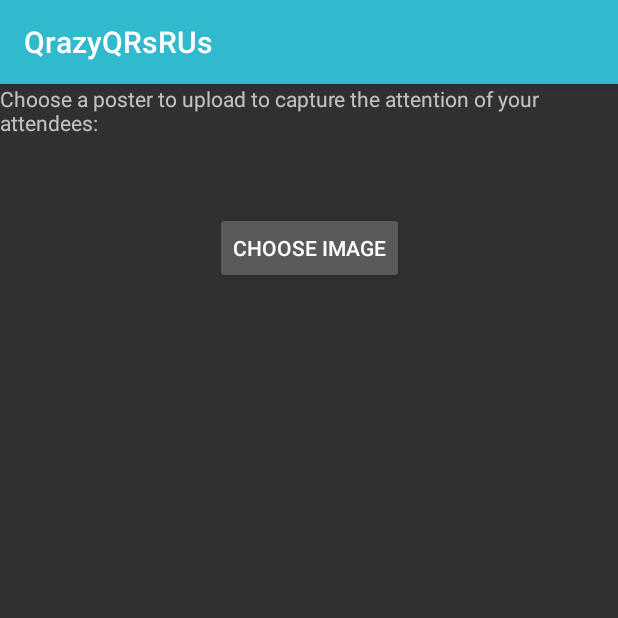
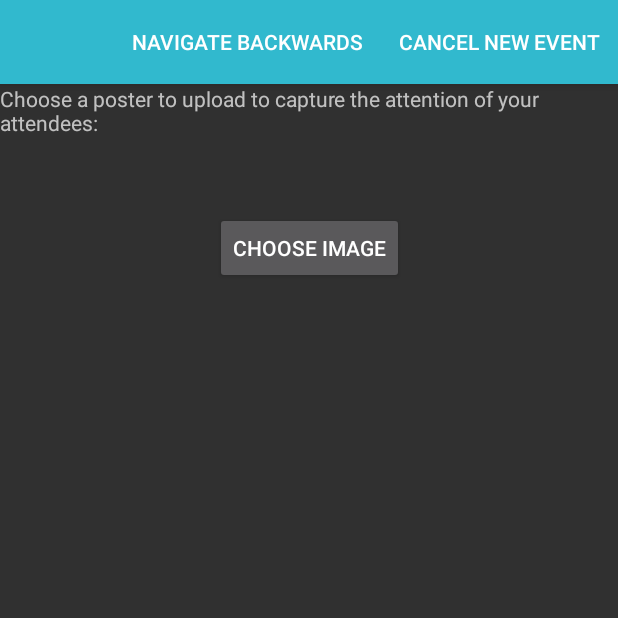
Before and after one commit to CMPUT301W24T04/QrazyQRsRUs, an Android app: the NewEventImageFragment screen opened through its navigation route, on a phone screen of 412 x 824 dp, the top half of it. Run offline under Robolectric (Android 15) with nearby library versions, the phone set to English and light mode, and no system bars.

Commit message:
updated fragment xml files to have a toolbar and fragments to have a toolbar, set menuOnClickListeners to navigate to the previous new event screen or leave altogether. updated navGraph. updated themes to have no toolbar by default.

```diff
--- /dev/null
+++ b/code/app/src/main/java/com/example/qrazyqrsrus/NewEventFragment.java
@@ -0,0 +1,42 @@
+package com.example.qrazyqrsrus;
+
+import android.os.Bundle;
+import android.view.LayoutInflater;
+import android.view.View;
+import android.view.ViewGroup;
+import android.widget.Button;
+
+import androidx.fragment.app.Fragment;
+import androidx.navigation.Navigation;
+
+import com.google.android.material.floatingactionbutton.FloatingActionButton;
+
+public class NewEventFragment extends Fragment {
+    public static NewEventFragment newInstance(String param1, String param2) {
+        NewEventFragment fragment = new NewEventFragment();
+        Bundle args = new Bundle();
+        fragment.setArguments(args);
+        return fragment;
+    }
+
+    @Override
+    public void onCreate(Bundle savedInstanceState) {
+        super.onCreate(savedInstanceState);
+        if (getArguments() != null) {
+
+        }
+    }
+
+    @Override
+    public View onCreateView(LayoutInflater inflater, ViewGroup container,
+                             Bundle savedInstanceState) {
+        // Inflate the layout for this fragment
+        View view = inflater.inflate(R.layout.new_event_fragment, container, false);
+        Button button = view.findViewById(R.id.new_event_button);
+        button.setOnClickListener(v -> {
+            Navigation.findNavController(view).navigate(R.id.action_newEventFragment_to_newEventTextFragment);
+        });
+
+        return view;
+    }
+}
--- a/code/app/src/main/java/com/example/qrazyqrsrus/NewEventImageFragment.java
+++ b/code/app/src/main/java/com/example/qrazyqrsrus/NewEventImageFragment.java
@@ -2,12 +2,19 @@ package com.example.qrazyqrsrus;
 
 import android.os.Bundle;
 import android.view.LayoutInflater;
+import android.view.Menu;
+import android.view.MenuItem;
 import android.view.View;
 import android.view.ViewGroup;
 
+import androidx.appcompat.app.AppCompatActivity;
+import androidx.appcompat.widget.Toolbar;
 import androidx.fragment.app.Fragment;
+import androidx.navigation.NavController;
+import androidx.navigation.Navigation;
 
-public class NewEventImageFragment extends Fragment {
+public class NewEventImageFragment extends Fragment implements Toolbar.OnMenuItemClickListener {
+    private Toolbar toolbar;
     public static NewEventImageFragment newInstance(String param1, String param2) {
         NewEventImageFragment fragment = new NewEventImageFragment();
         Bundle args = new Bundle();
@@ -21,12 +28,47 @@ public class NewEventImageFragment extends Fragment {
         if (getArguments() != null) {
 
         }
+        //alternative method, giving toolbar to activity rather than fragment
+//        toolbar = (Toolbar) getActivity().findViewById(R.id.image_screen_toolbar);
+        //we must cast the fragment's activity to an AppCompatActivity in order to invoke setSupportActionBar
+        //this idea was found from https://stackoverflow.com/questions/29020935/using-toolbar-with-fragments on February 21st, 2024
+        //it was posted by user vinitius (https://stackoverflow.com/users/3112331/vinitius) in the reply https://stackoverflow.com/a/29021287
+//        ((AppCompatActivity) getActivity()).setSupportActionBar(toolbar);
     }
 
     @Override
     public View onCreateView(LayoutInflater inflater, ViewGroup container,
                              Bundle savedInstanceState) {
         // Inflate the layout for this fragment
-        return inflater.inflate(R.layout.new_event_image_fragment, container, false);
+        View returnView = inflater.inflate(R.layout.new_event_image_fragment, container, false);
+        createToolbar(returnView);
+        return returnView;
+    }
+
+    private void createToolbar(View view){
+        //once we have made the view, we create the toolbar and inflate it's menu, in order to set and onclicklistener from the fragment
+        //the idea to access the toolbar by using the Fragment's host View was taken from https://stackoverflow.com/questions/29020935/using-toolbar-with-fragments on February 21st, 2024
+        //it was posted by the user Faisal Naseer (https://stackoverflow.com/users/2641848/faisal-naseer) in the post https://stackoverflow.com/a/45653449
+        toolbar = (Toolbar) view.findViewById(R.id.image_screen_toolbar);
+        toolbar.inflateMenu(R.menu.menu_with_back_button);
+        //the fragment implements the Toolbar.OnMenuItemClick interface, pass itself.
+        toolbar.setOnMenuItemClickListener(this);
+    }
+
+    @Override
+    public boolean onMenuItemClick(MenuItem item) {
+        int id = item.getItemId();
+        //we check which item id was clicked on, navigating accordingly
+        if (id == R.id.back_button){
+            //go to previous screen
+            Navigation.findNavController(getView()).navigate(R.id.action_newEventImageFragment_to_newEventTextFragment);
+            return true;
+        }
+        else if (id == R.id.cancel_button){
+            //leave entire new event sequence
+            Navigation.findNavController(getView()).navigate(R.id.action_newEventImageFragment_to_newEventFragment);
+            return true;
+        }
+        return false;
     }
 }
--- a/code/app/src/main/res/layout/new_event_image_fragment.xml
+++ b/code/app/src/main/res/layout/new_event_image_fragment.xml
@@ -6,11 +6,20 @@
     tools:context=".NewEventImageFragment"
     android:layout_width="match_parent"
     android:layout_height="match_parent">
+    <androidx.appcompat.widget.Toolbar
+        android:id="@+id/image_screen_toolbar"
+        app:layout_constraintTop_toTopOf="parent"
+        android:layout_width="match_parent"
+        android:layout_height="?attr/actionBarSize"
+        android:background="?attr/colorPrimary"
+        android:elevation="4dp"
+        android:theme="@style/ThemeOverlay.AppCompat.ActionBar"
+        app:popupTheme="@style/ThemeOverlay.AppCompat.Light"/>
     <TextView
         android:id="@+id/new_event_image_text"
         android:layout_width="match_parent"
         android:layout_height="wrap_content"
-        app:layout_constraintTop_toTopOf="parent"
+        app:layout_constraintTop_toBottomOf="@id/image_screen_toolbar"
         app:layout_constraintLeft_toLeftOf="parent"
         app:layout_constraintRight_toRightOf="parent"
         android:text="Choose a poster to upload to capture the attention of your attendees:">
@@ -28,4 +37,5 @@
 
     </Button>
 
+
 </androidx.constraintlayout.widget.ConstraintLayout>
--- /dev/null
+++ b/code/app/src/main/res/menu/menu_with_back_button.xml
@@ -0,0 +1,16 @@
+<?xml version="1.0" encoding="utf-8"?>
+<menu xmlns:android="http://schemas.android.com/apk/res/android"
+    xmlns:app="http://schemas.android.com/apk/res-auto">
+    <item
+        android:id="@+id/back_button"
+        app:showAsAction="always"
+        app:srcCompat="@android:drawable/ic_media_previous"
+        android:title="Navigate Backwards"
+        android:orderInCategory="1"/>
+    <item
+        android:id="@+id/cancel_button"
+        app:showAsAction="always"
+        app:srcCompat="@android:drawable/ic_menu_close_clear_cancel"
+        android:title="Cancel New Event"
+        android:orderInCategory="2"/>
+</menu>
--- a/code/app/src/main/res/navigation/new_event_nav_graph.xml
+++ b/code/app/src/main/res/navigation/new_event_nav_graph.xml
@@ -3,7 +3,7 @@
     xmlns:app="http://schemas.android.com/apk/res-auto"
     xmlns:tools="http://schemas.android.com/tools"
     android:id="@+id/new_event_nav_graph"
-    app:startDestination="@id/newEventTextFragment">
+    app:startDestination="@id/newEventFragment">
 
     <fragment
         android:id="@+id/newEventTextFragment"
@@ -13,6 +13,9 @@
         <action
             android:id="@+id/action_newEventTextFragment_to_newEventImageFragment2"
             app:destination="@id/newEventImageFragment" />
+        <action
+            android:id="@+id/action_newEventTextFragment_to_newEventFragment"
+            app:destination="@id/newEventFragment" />
     </fragment>
     <fragment
         android:id="@+id/newEventImageFragment"
@@ -22,10 +25,25 @@
         <action
             android:id="@+id/action_newEventImageFragment_to_newEventQrFragment"
             app:destination="@id/newEventQrFragment" />
+        <action
+            android:id="@+id/action_newEventImageFragment_to_newEventTextFragment"
+            app:destination="@id/newEventTextFragment" />
+        <action
+            android:id="@+id/action_newEventImageFragment_to_newEventFragment"
+            app:destination="@id/newEventFragment" />
     </fragment>
     <fragment
         android:id="@+id/newEventQrFragment"
         android:name="com.example.qrazyqrsrus.NewEventQrFragment"
         android:label="new_event_qr_fragment"
         tools:layout="@layout/new_event_qr_fragment" />
+    <fragment
+        android:id="@+id/newEventFragment"
+        android:name="com.example.qrazyqrsrus.NewEventFragment"
+        android:label="new_event_fragment"
+        tools:layout="@layout/new_event_fragment" >
+        <action
+            android:id="@+id/action_newEventFragment_to_newEventTextFragment"
+            app:destination="@id/newEventTextFragment" />
+    </fragment>
 </navigation>
--- a/code/app/src/main/res/values/themes.xml
+++ b/code/app/src/main/res/values/themes.xml
@@ -1,6 +1,6 @@
 <resources xmlns:tools="http://schemas.android.com/tools">
     <!-- Base application theme. -->
-    <style name="Base.Theme.QrazyQRsRUs" parent="Theme.AppCompat">
+    <style name="Base.Theme.QrazyQRsRUs" parent="Theme.AppCompat.NoActionBar">
         <!-- Customize your light theme here. -->
         <!-- <item name="colorPrimary">@color/my_light_primary</item> -->
         <item name="colorPrimary">@color/bright_blue</item>
```
Also changed, not shown: code/app/src/main/java/com/example/qrazyqrsrus/NewEventTextFragment.java (+24 -1 lines), code/app/src/main/res/layout/new_event_fragment.xml (added, +19 -0 lines), code/app/src/main/res/layout/new_event_text_fragment.xml (+10 -1 lines), code/app/src/main/res/menu/menu_no_back_button.xml (added, +10 -0 lines).
